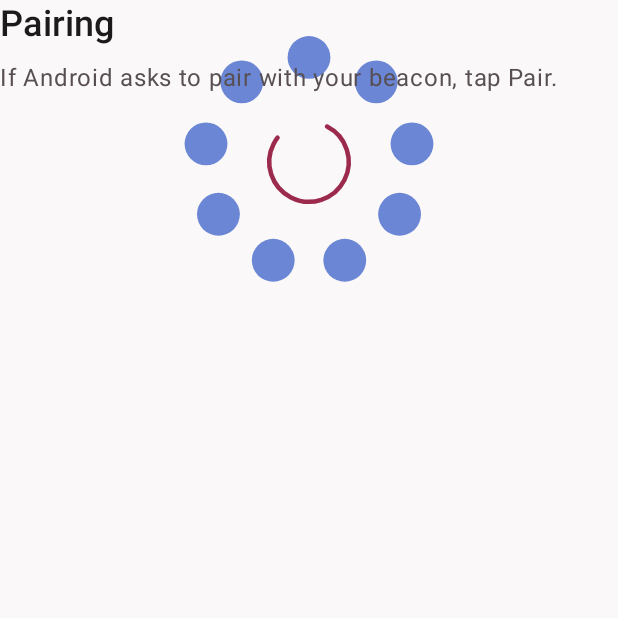
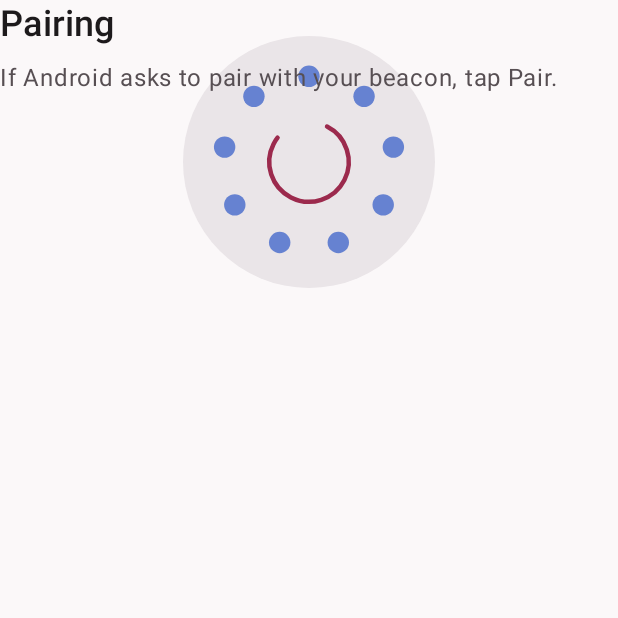
Before and after one commit to adi04jan/MQTT_Heart_beacon, an Android app built with Jetpack Compose: the composable PairingStep shown on its own in the app's theme, on a phone screen of 412 x 824 dp, the top half of it. Run offline under Robolectric (Android 15) with nearby library versions, the phone set to English and light mode, and no system bars.

Commit message:
App UI fixes from the emulator pass: aligned rows, device-shaped pairing ring, clearer day toggles, calmer dark accent

```diff
--- a/android/app/src/main/kotlin/com/heartbeacon/app/MainActivity.kt
+++ b/android/app/src/main/kotlin/com/heartbeacon/app/MainActivity.kt
@@ -60,7 +60,9 @@ class MainActivity : ComponentActivity() {
             step = intent.getIntExtra("step", 0)
             val presence = when (intent.getStringExtra("status")) {
                 "away" -> Presence.AwayWifi
-                "asleep" -> Presence.Asleep(System.currentTimeMillis() + 15 * 3_600_000L)
+                "asleep" -> Presence.Asleep(
+                    java.time.ZonedDateTime.now().plusDays(1).withHour(9).withMinute(0).withSecond(0).toInstant().toEpochMilli(),
+                )
                 "offline" -> Presence.Offline
                 else -> Presence.Near
             }
--- a/android/app/src/main/kotlin/com/heartbeacon/app/ui/Components.kt
+++ b/android/app/src/main/kotlin/com/heartbeacon/app/ui/Components.kt
@@ -130,8 +130,9 @@ fun VectorIcon(v: ImageVector, tint: Color, size: Dp = 18.dp) =
  * the hardware does in the pairing window.
  */
 @Composable
-fun LedRing(lit: Boolean, color: Color, size: Dp, modifier: Modifier = Modifier, pulse: Boolean = false) {
+fun LedRing(lit: Boolean, color: Color, size: Dp, modifier: Modifier = Modifier, pulse: Boolean = false, body: Boolean = false) {
     val dim = MaterialTheme.colorScheme.outlineVariant
+    val face = MaterialTheme.colorScheme.surfaceContainerHigh
     val alpha = if (pulse) {
         rememberInfiniteTransition(label = "pulse").animateFloat(
             initialValue = 0.35f,
@@ -144,8 +145,10 @@ fun LedRing(lit: Boolean, color: Color, size: Dp, modifier: Modifier = Modifier,
     }
     Canvas(modifier.size(size)) {
         val r = this.size.minDimension / 2
-        val dot = r * 0.17f
-        val ring = r - dot
+        // Drawn as the device (a round face with its pixels inset) when large, so it never reads as a spinner.
+        if (body) drawCircle(face, r)
+        val dot = r * if (body) 0.085f else 0.17f
+        val ring = if (body) r * 0.68f else r - dot
         repeat(9) { i ->
             val a = Math.toRadians(-90.0 + i * 40.0)
             val c = Offset(center.x + ring * cos(a).toFloat(), center.y + ring * sin(a).toFloat())
--- a/android/app/src/main/kotlin/com/heartbeacon/app/ui/Theme.kt
+++ b/android/app/src/main/kotlin/com/heartbeacon/app/ui/Theme.kt
@@ -57,8 +57,8 @@ private val Light = lightColorScheme(
 )
 
 private val Dark = darkColorScheme(
-    primary = Color(0xFFFFB1C4),
-    onPrimary = Color(0xFF5E1131),
+    primary = Color(0xFFF0A8BB),
+    onPrimary = Color(0xFF55102D),
     primaryContainer = Color(0xFF7C2943),
     onPrimaryContainer = Color(0xFFFFD9E1),
     inversePrimary = Color(0xFF9C2A4D),
@@ -76,7 +76,7 @@ private val Dark = darkColorScheme(
     onSurface = Color(0xFFE8E1E4),
     surfaceVariant = Color(0xFF4A4347),
     onSurfaceVariant = Color(0xFFCFC5CA),
-    surfaceTint = Color(0xFFFFB1C4),
+    surfaceTint = Color(0xFFF0A8BB),
     inverseSurface = Color(0xFFE8E1E4),
     inverseOnSurface = Color(0xFF322F31),
     outline = Color(0xFF988F94),
```
Also changed, not shown: android/app/src/main/kotlin/com/heartbeacon/app/ui/AddDeviceScreen.kt (+11 -8 lines), android/app/src/main/kotlin/com/heartbeacon/app/ui/AppSettingsScreen.kt (+7 -5 lines), android/app/src/main/kotlin/com/heartbeacon/app/ui/DeviceSettingsScreen.kt (+6 -4 lines).
